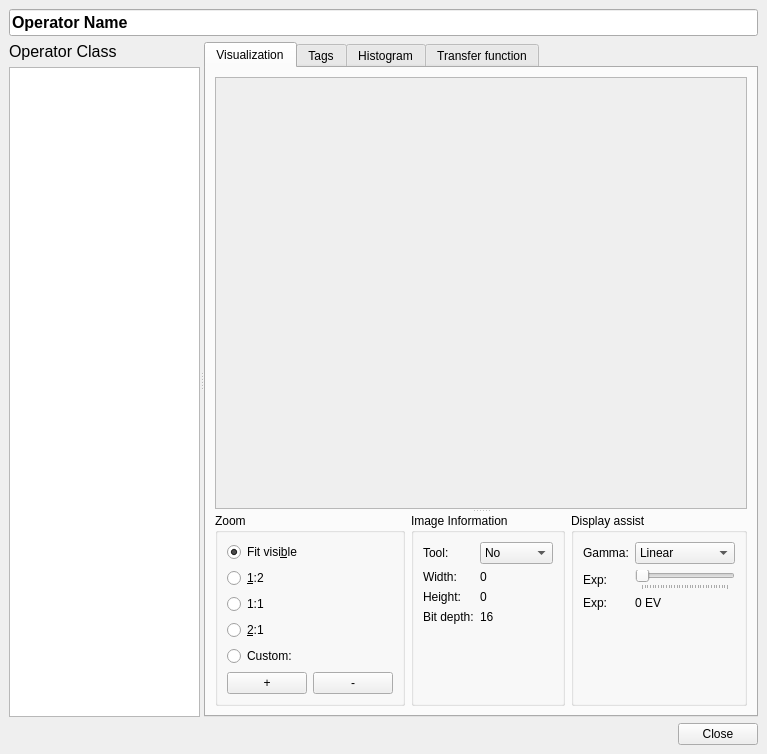
Qt form ui/visualization.ui (ploki/darkflow) before a commit.
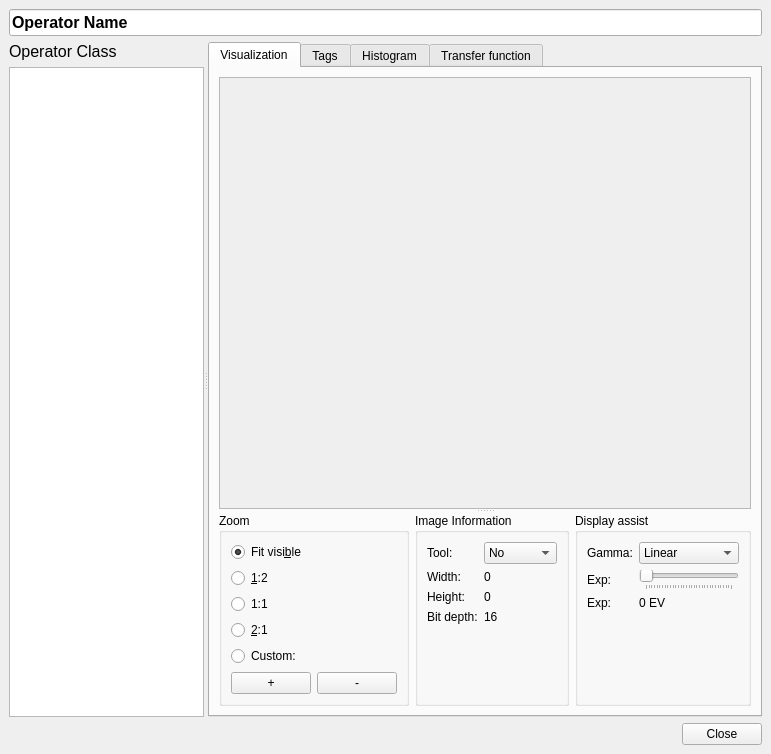
The same form after that commit.

```diff
--- a/ui/visualization.ui
+++ b/ui/visualization.ui
@@ -6,7 +6,7 @@
    <rect>
     <x>0</x>
     <y>0</y>
-    <width>767</width>
+    <width>771</width>
     <height>754</height>
    </rect>
   </property>
@@ -103,7 +103,7 @@
                  <rect>
                   <x>0</x>
                   <y>0</y>
-                  <width>568</width>
+                  <width>572</width>
                   <height>408</height>
                  </rect>
                 </property>
```
Left out of the diff: 70 changed lines with no effect on the pictures.
